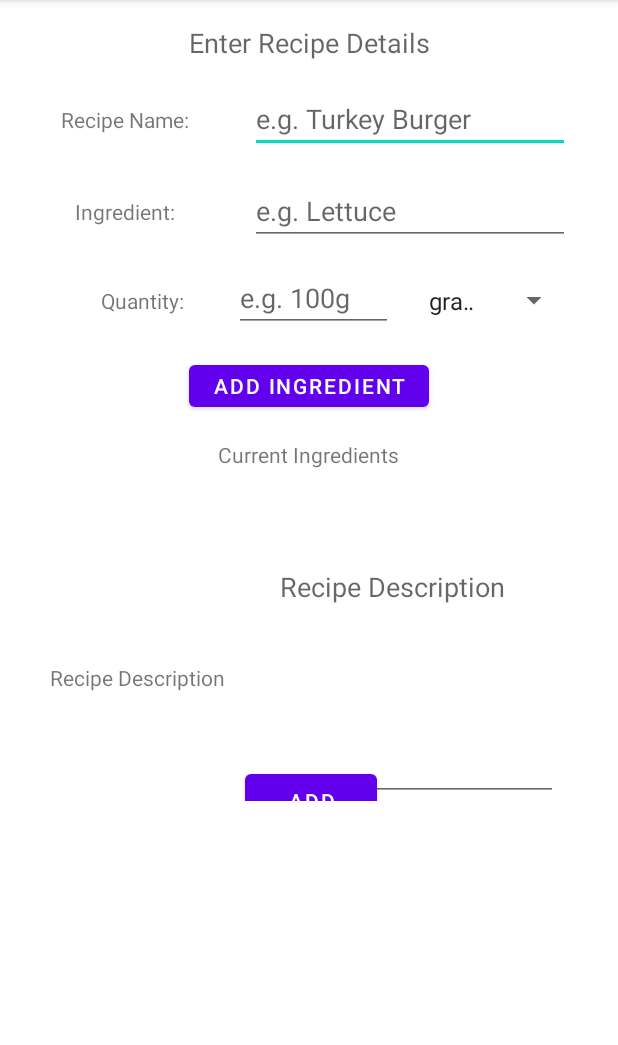
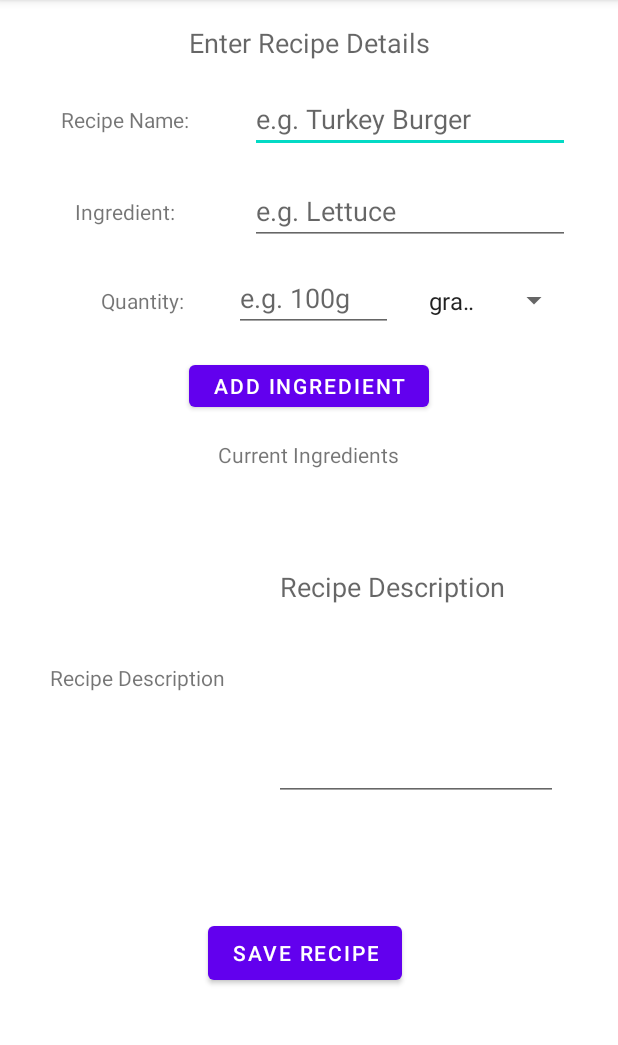
Before and after one commit to SC-118455906/RecipeGeneratorAS, an Android app: the screen it shows after launch (CustomRecipe), after a tap on "GO TO CUSTOM RECIPE", on a phone screen of 412 x 824 dp, the part 84-1129 px from its top. Run offline under Robolectric (Android 15) with nearby library versions, the phone set to English and light mode, and no system bars.

Commit message:
Find recipes working

```diff
--- a/app/src/main/AndroidManifest.xml
+++ b/app/src/main/AndroidManifest.xml
@@ -9,7 +9,9 @@
         android:roundIcon="@mipmap/ic_launcher_round"
         android:supportsRtl="true"
         android:theme="@style/Theme.RecipeGenerator">
-        <activity android:name=".CreateProfile"></activity>
+        <activity android:name=".RecipeViewer"></activity>
+        <activity android:name=".Recipes" />
+        <activity android:name=".CreateProfile" />
         <activity android:name=".CustomRecipe" />
         <activity android:name=".CustomIngredient" />
         <activity android:name=".Ingredients" />
--- a/app/src/main/java/com/example/recipegenerator/CustomRecipe.java
+++ b/app/src/main/java/com/example/recipegenerator/CustomRecipe.java
@@ -6,19 +6,16 @@ import android.database.Cursor;
 import android.database.SQLException;
 import android.database.sqlite.SQLiteDatabase;
 import android.os.Bundle;
-import android.os.strictmode.SqliteObjectLeakedViolation;
 import android.util.Log;
 import android.widget.ArrayAdapter;
 import android.widget.Button;
 import android.widget.EditText;
 import android.widget.ListView;
 
-import com.example.recipegenerator.models.Ingredient;
 import com.example.recipegenerator.models.IngredientForList;
 import com.example.recipegenerator.models.User;
 
 import java.util.ArrayList;
-import java.util.Collection;
 import java.util.List;
 
 public class CustomRecipe extends AppCompatActivity {
@@ -38,7 +35,7 @@ public class CustomRecipe extends AppCompatActivity {
         super.onCreate(savedInstanceState);
         setContentView(R.layout.activity_custom_recipe);
 
-        btn_AddRecipe = findViewById(R.id.btn_AddRecipe);
+        btn_AddRecipe = findViewById(R.id.btn_SaveRecipe);
         et_RecipeName = findViewById(R.id.et_RecipeName);
         et_AddIngredientToRecipe = findViewById(R.id.et_AddIngredientToRecipe);
         et_IngredientWeight = findViewById(R.id.et_IngredientWeight);
@@ -53,6 +50,9 @@ public class CustomRecipe extends AppCompatActivity {
             int quantity = Integer.parseInt(String.valueOf(et_IngredientWeight.getText()));
             IngredientForList ingredient = getIngredientByName(ingredientName, quantity);
             addIngredientToList(ingredient);
+            et_AddIngredientToRecipe.setText(null);
+            et_AddIngredientToRecipe.requestFocus();
+            et_IngredientWeight.setText(null);
         });
 
         btn_AddRecipe.setOnClickListener((v) ->{
@@ -71,6 +71,9 @@ public class CustomRecipe extends AppCompatActivity {
     }
 
     private void addRecipeToDatabase() {
+        SQLiteDatabase db = getSqLiteDatabase(true);
+
+
     }
 
     public IngredientForList getIngredientByName(String name, int quantity){
--- a/app/src/main/java/com/example/recipegenerator/MainActivity.java
+++ b/app/src/main/java/com/example/recipegenerator/MainActivity.java
@@ -21,7 +21,7 @@ import java.io.IOException;
 public class MainActivity extends AppCompatActivity {
 
     //references to controls in the layout
-    Button btn_ViewAll, btn_Add, btn_GoToIngredients, btn_GoToCustomRecipe, btn_GoToCustomIng;
+    Button btn_ViewAll, btn_Add, btn_GoToIngredients, btn_GoToCustomRecipe, btn_GoToCustomIng, btn_GoToRecipes;
     EditText et_Fname, et_Sname, et_Allergens;
     View img_Profile;
     ListView lst_Users;
@@ -52,11 +52,9 @@ public class MainActivity extends AppCompatActivity {
         btn_GoToIngredients = findViewById(R.id.btn_GoToIngredients);
         btn_GoToCustomRecipe = findViewById(R.id.btn_GoToCustomRecipe);
         btn_GoToCustomIng = findViewById(R.id.btn_GoToCustomIng);
+        btn_GoToRecipes = findViewById(R.id.btn_GoToRecipes);
         img_Profile = findViewById(R.id.img_Profile);
-//        et_Fname = findViewById(R.id.et_Fname);
-//        et_Sname = findViewById(R.id.et_Sname);
         et_Allergens = findViewById(R.id.et_Allergens);
-        lst_Users = findViewById(R.id.lst_Users);
         BottomNavigationView bottomNavigationView = new BottomNavigationView(MainActivity.this);
 
 
@@ -115,6 +113,10 @@ public class MainActivity extends AppCompatActivity {
             switchActivity(CustomIngredient.class);
         });
 
+        btn_GoToRecipes.setOnClickListener((v)->{
+            switchActivity(Recipes.class);
+        });
+
         img_Profile.setOnClickListener((v -> {
             switchActivity(CreateProfile.class);
         }));
--- a/app/src/main/res/layout/activity_custom_recipe.xml
+++ b/app/src/main/res/layout/activity_custom_recipe.xml
@@ -1,15 +1,10 @@
 <?xml version="1.0" encoding="utf-8"?>
-<ScrollView xmlns:android="http://schemas.android.com/apk/res/android"
+<androidx.constraintlayout.widget.ConstraintLayout xmlns:android="http://schemas.android.com/apk/res/android"
     xmlns:app="http://schemas.android.com/apk/res-auto"
     xmlns:tools="http://schemas.android.com/tools"
     android:layout_width="match_parent"
-    android:layout_height="match_parent">
-
-    <androidx.constraintlayout.widget.ConstraintLayout
-        android:layout_width="match_parent"
-        android:layout_height="827dp"
-        tools:context=".CustomRecipe"
-        tools:layout_editor_absoluteY="1dp">
+    android:layout_height="match_parent"
+    tools:context=".CustomRecipe">
 
         <TextView
             android:id="@+id/txt_RecipeTitle"
@@ -155,17 +150,16 @@
             app:layout_constraintTop_toBottomOf="@+id/lst_IngredientsInRecipe" />
 
     <Button
-            android:id="@+id/btn_AddRecipe"
+        android:id="@+id/btn_SaveRecipe"
         android:layout_width="wrap_content"
         android:layout_height="wrap_content"
-            android:layout_marginTop="24dp"
-            android:text="Add"
+        android:layout_marginBottom="32dp"
+        android:text="Save Recipe"
         app:layout_constraintBottom_toBottomOf="parent"
         app:layout_constraintEnd_toEndOf="parent"
-            app:layout_constraintHorizontal_bias="0.504"
+        app:layout_constraintHorizontal_bias="0.491"
         app:layout_constraintStart_toStartOf="parent"
-            app:layout_constraintTop_toBottomOf="parent"
-            app:layout_constraintVertical_bias="1.0" />
+        app:layout_constraintTop_toBottomOf="@+id/et_RecipeDesc" />
 
     <Button
             android:id="@+id/btn_AddIngToRecipe"
@@ -188,4 +182,3 @@
             app:layout_constraintEnd_toEndOf="@+id/et_AddIngredientToRecipe"
             app:layout_constraintTop_toTopOf="@+id/et_IngredientWeight" />
     </androidx.constraintlayout.widget.ConstraintLayout>
-</ScrollView>
--- a/app/src/main/res/values/arrays.xml
+++ b/app/src/main/res/values/arrays.xml
@@ -3,5 +3,12 @@
     <string-array name="measurements">
         <item>grams (g) </item>
         <item>millilitres (ml)</item>
+        <item>tablespoon(s)</item>
+        <item>teaspoon(s)</item>
+        <item>cup(s)</item>
+        <item>oz(s)</item>
+        <item>jar(s)</item>
+        <item>slice(s)</item>
+        <item>juiced</item>
     </string-array>
 </resources>
```
Also changed, not shown: app/src/main/java/com/example/recipegenerator/Ingredients.java (+3 -5 lines), app/src/main/java/com/example/recipegenerator/RecipeViewer.java (added, +122 -0 lines), app/src/main/java/com/example/recipegenerator/Recipes.java (added, +120 -0 lines), app/src/main/res/layout/activity_main.xml (+16 -15 lines), app/src/main/res/layout/activity_recipe_viewer.xml (added, +53 -0 lines), app/src/main/res/layout/activity_recipes.xml (added, +36 -0 lines), app/src/main/assets/RecipeGenerator.db. Lines whose indentation alone changed are shown as unchanged.
